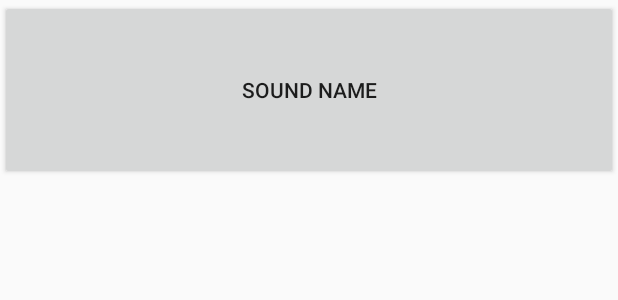
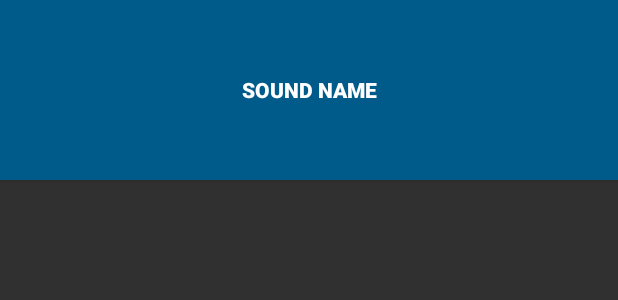
Before and after one commit to khotiun/BeatBox, an Android app: the layout list_item_sound.xml on its own in the app's theme, with its tools: preview values and no code run, on a phone screen of 412 x 824 dp. Shown: the top 300 px of the screen. Run offline under Robolectric (Android 15) with nearby library versions, the phone set to English and light mode, and no system bars.

Commit message:
Added new style.

```diff
--- a/app/src/main/res/layout/list_item_sound.xml
+++ b/app/src/main/res/layout/list_item_sound.xml
@@ -1,6 +1,7 @@
 <?xml version="1.0" encoding="utf-8"?>
 <Button xmlns:android="http://schemas.android.com/apk/res/android"
         xmlns:tools="http://schemas.android.com/tools"
+        style="@style/BeatBoxButton.Strong"
         android:id="@+id/list_item_sound_button"
         android:layout_width="match_parent"
         android:layout_height="120dp"
--- a/app/src/main/res/values/colors.xml
+++ b/app/src/main/res/values/colors.xml
@@ -3,4 +3,10 @@
     <color name="colorPrimary">#3F51B5</color>
     <color name="colorPrimaryDark">#303F9F</color>
     <color name="colorAccent">#FF4081</color>
+
+    <color name="red">#F44336</color>
+    <color name="dark_red">#C3352B</color>
+    <color name="gray">#607D8B</color>
+    <color name="soothing_blue">#0083BF</color>
+    <color name="dark_blue">#005A8A</color>
 </resources>
--- a/app/src/main/res/values/styles.xml
+++ b/app/src/main/res/values/styles.xml
@@ -1,11 +1,19 @@
 <resources>
 
     <!-- Base application theme. -->
-    <style name="AppTheme" parent="Theme.AppCompat.Light.DarkActionBar">
+    <style name="AppTheme" parent="Theme.AppCompat">
         <!-- Customize your theme here. -->
         <item name="colorPrimary">@color/colorPrimary</item>
         <item name="colorPrimaryDark">@color/colorPrimaryDark</item>
         <item name="colorAccent">@color/colorAccent</item>
     </style>
 
+    <style name="BeatBoxButton">
+        <item name="android:background">@color/dark_blue</item>
+    </style>
+
+    <style name="BeatBoxButton.Strong">
+        <item name="android:textStyle">bold</item>
+    </style>
+
 </resources>
```
